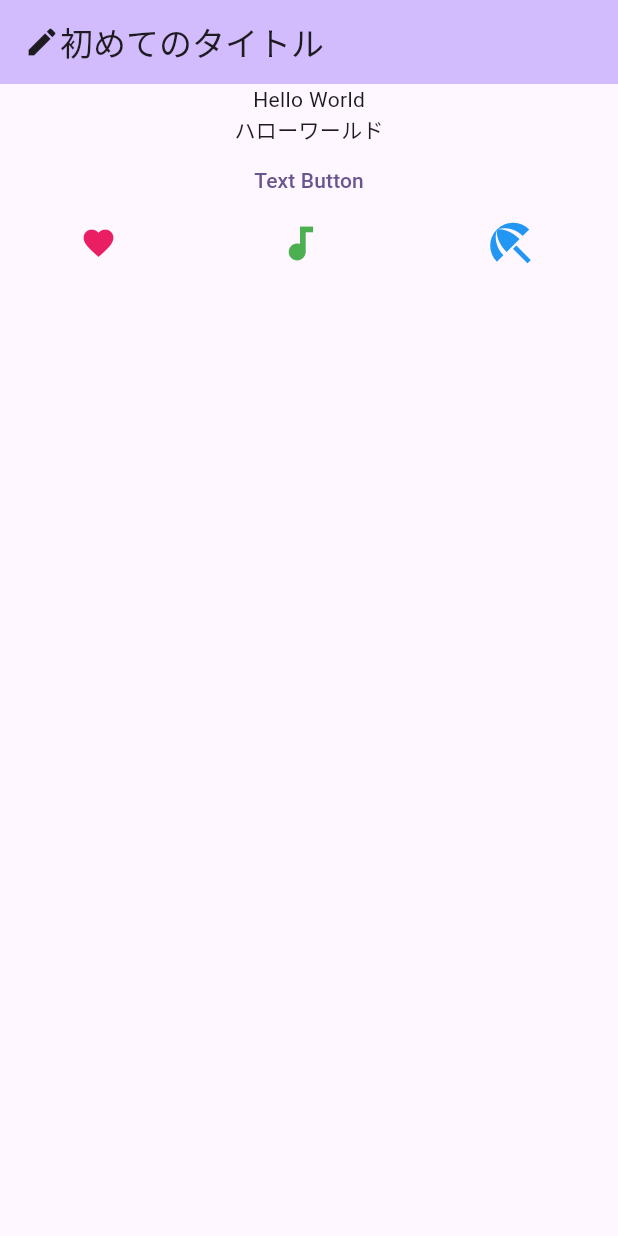
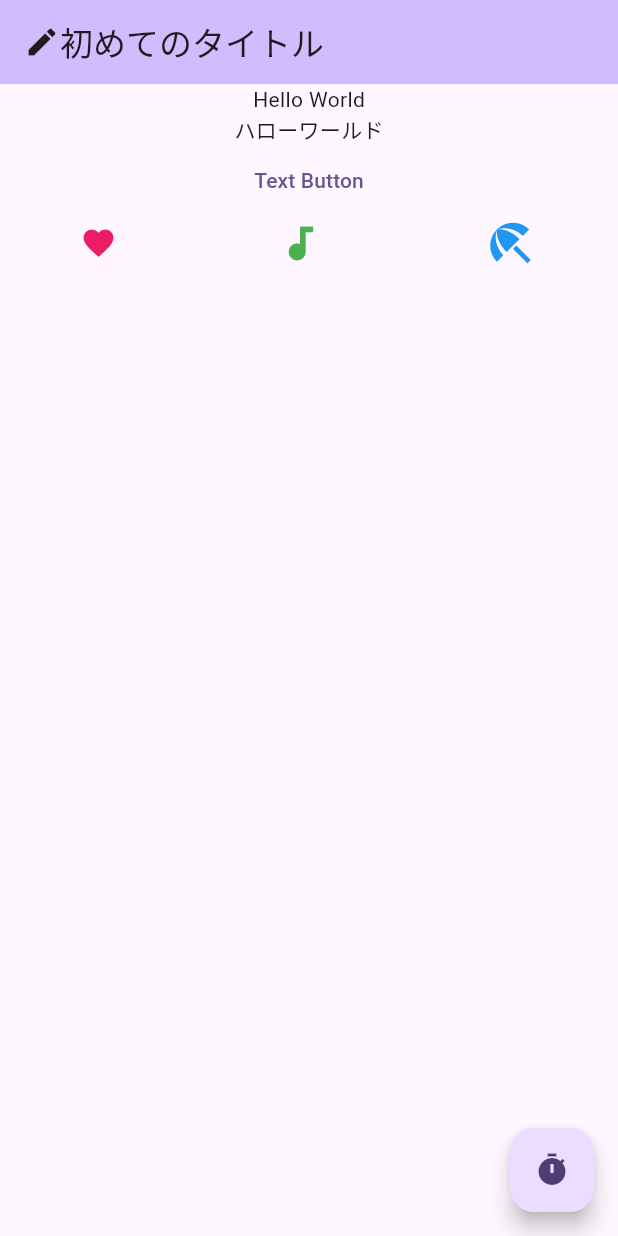
Before and after one commit to nico25-orange/intro-flutter, a Flutter app: the screen it shows after launch, on a phone screen of 412 x 824 dp. Run offline on Flutter 3.47's test engine with Material 3 defaults, Android fonts, the phone set to English and light mode, and no system bars.

Commit message:
feat: add floatingActionButton

```diff
--- a/chapter2/lib/main.dart
+++ b/chapter2/lib/main.dart
@@ -41,8 +41,7 @@ class _MyHomePageState extends State<MyHomePage> {
               Icon(Icons.create),
               Text("初めてのタイトル"),
             ],
-        )
-      ),
+          )),
       body: Column(
         children: [
           const Text("Hello World"),
@@ -72,6 +71,9 @@ class _MyHomePageState extends State<MyHomePage> {
           ),
         ],
       ),
+      floatingActionButton: FloatingActionButton(
+          onPressed: () => {print("Did you push it?")},
+          child: const Icon(Icons.timer)),
     );
   }
 }
```
Lines whose indentation alone changed are shown as unchanged.
